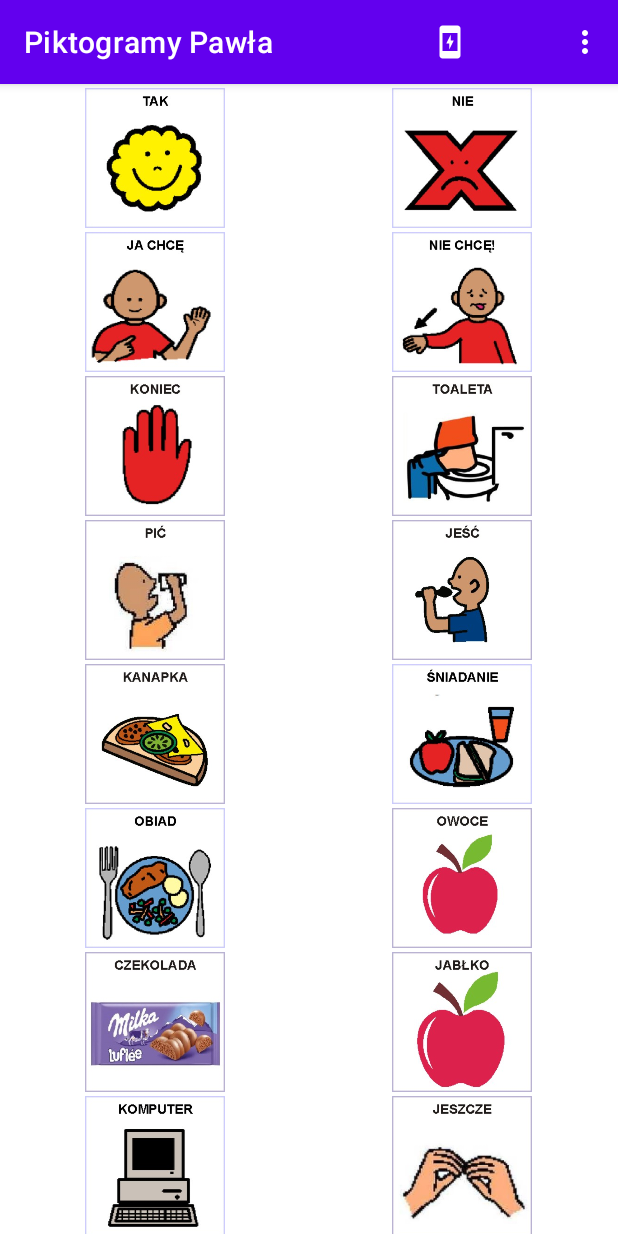
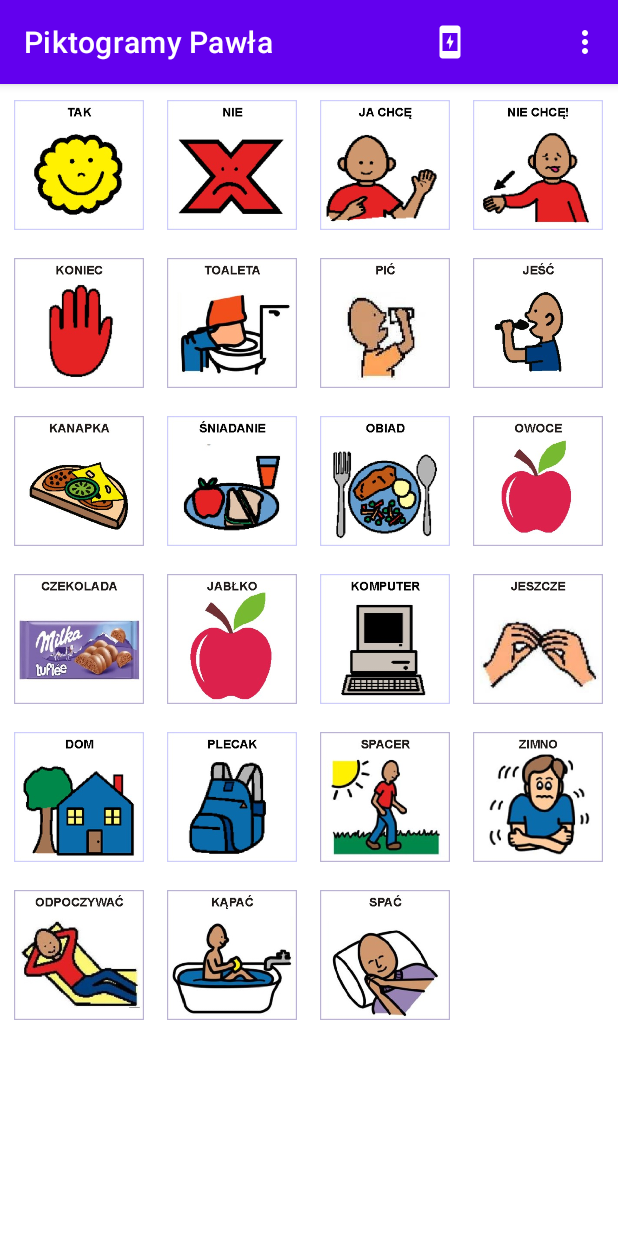
Before and after one commit to jacikb/Pictograms, an Android app: the screen it shows after launch (MainActivity), on a phone screen of 412 x 824 dp. Run offline under Robolectric (Android 15) with nearby library versions, the light colour scheme and no system bars.

Commit message:
fix  grid

```diff
--- a/app/src/main/java/jacek/brzezinski/piktogramy/MainActivity.java
+++ b/app/src/main/java/jacek/brzezinski/piktogramy/MainActivity.java
@@ -7,11 +7,13 @@ package jacek.brzezinski.piktogramy;
 import android.content.Intent;
 import android.content.IntentFilter;
 import android.content.SharedPreferences;
+import android.content.res.Configuration;
 import android.content.res.Resources;
 import android.media.MediaPlayer;
 import android.net.Uri;
 import android.os.Bundle;
 import android.util.DisplayMetrics;
+import android.util.Log;
 import android.view.Menu;
 import android.view.MenuItem;
 import android.view.View;
@@ -38,7 +40,7 @@ public class MainActivity extends AppCompatActivity {
 
 
     GridView simpleGrid;
-    public int gridSize = 150;
+    public int gridColumns = 8;
     ArrayList<Integer> logos = new ArrayList<Integer>();
     ArrayList<Integer> audios = new ArrayList<Integer>();
     List<PictogramModel> pictograms;
@@ -134,27 +136,33 @@ public class MainActivity extends AppCompatActivity {
     }
 
     private void ShowPictograms(DataBaseHelper dataBaseHelper) {
+        int columns;
         updateFromPreferences();
         DisplayMetrics displayMetrics = this.getResources().getDisplayMetrics();
         float dpHeight = displayMetrics.heightPixels / displayMetrics.density;
         float dpWidth = displayMetrics.widthPixels / displayMetrics.density;
-        int columns = (int) (dpWidth / gridSize);
-        // simpleGrid.setNumColumns((int) (dpWidth / (120 + (gridSize * 40))));
-        //1024 or 600
+
+        int orientation = getResources().getConfiguration().orientation;
+        if (orientation == Configuration.ORIENTATION_LANDSCAPE) {
+            columns = gridColumns;
+        } else {
+            columns = (int) (gridColumns / 1.4);
+        }
+        int gridSize = (int) (displayMetrics.widthPixels / columns);
         simpleGrid.setNumColumns(columns);
         pictograms = databaseHelper.getAll(true);
 
         // Create an object of CustomAdapter and set Adapter to GirdView
-        PictogramListAdapter pictogramListAdapter = new PictogramListAdapter(MainActivity.this, (gridSize * (int) displayMetrics.density), pictograms);
+        PictogramListAdapter pictogramListAdapter = new PictogramListAdapter(MainActivity.this, gridSize, pictograms);
         simpleGrid.setAdapter(pictogramListAdapter);
 
     }
 
     public void updateFromPreferences() {
         SharedPreferences prefs = PreferenceManager.getDefaultSharedPreferences(MainActivity.this);
-        gridSize = Integer.parseInt(prefs.getString("grid_size", "140"));
-        if (gridSize < 100 || gridSize > 300) {
-            gridSize = 140;
+        gridColumns = Integer.parseInt(prefs.getString("grid_columns", "6"));
+        if (gridColumns < 3 || gridColumns > 8) {
+            gridColumns = 6;
         }
     }
 
--- a/app/src/main/res/layout/activity_gridview.xml
+++ b/app/src/main/res/layout/activity_gridview.xml
@@ -6,11 +6,17 @@
     android:layout_gravity="center"
     android:padding="1dp"
     android:orientation="vertical">
+
     <ImageView
         android:id="@+id/pictogramListIcon"
         android:layout_width="wrap_content"
         android:layout_height="wrap_content"
+        android:layout_gravity="center_horizontal"
+        android:padding="8dp"
+        android:paddingLeft="2dp"
+        android:paddingTop="2dp"
+        android:paddingRight="2dp"
+        android:paddingBottom="2dp"
         android:scaleType="fitCenter"
-        android:layout_gravity="center_horizontal"
         android:src="@drawable/p_pic" />
 </LinearLayout>
--- a/app/src/main/res/xml/root_preferences.xml
+++ b/app/src/main/res/xml/root_preferences.xml
@@ -11,10 +11,10 @@
             app:title="@string/phone"
             app:useSimpleSummaryProvider="true" />
         <ListPreference
-            app:defaultValue="180"
+            app:defaultValue="6"
             app:entries="@array/size_entries"
             app:entryValues="@array/size_values"
-            app:key="grid_size"
+            app:key="grid_columns"
             app:title="@string/size_title"
             app:useSimpleSummaryProvider="true" />
 
```
Also changed, not shown: app/src/main/res/values/arrays.xml (+9 -8 lines).
